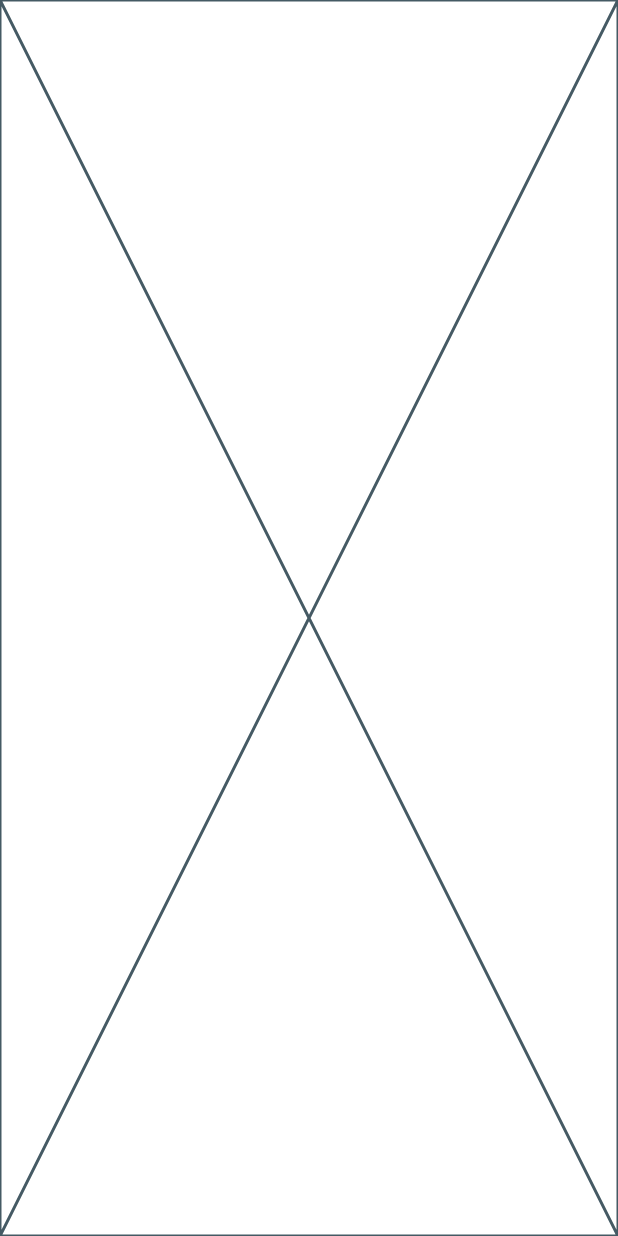
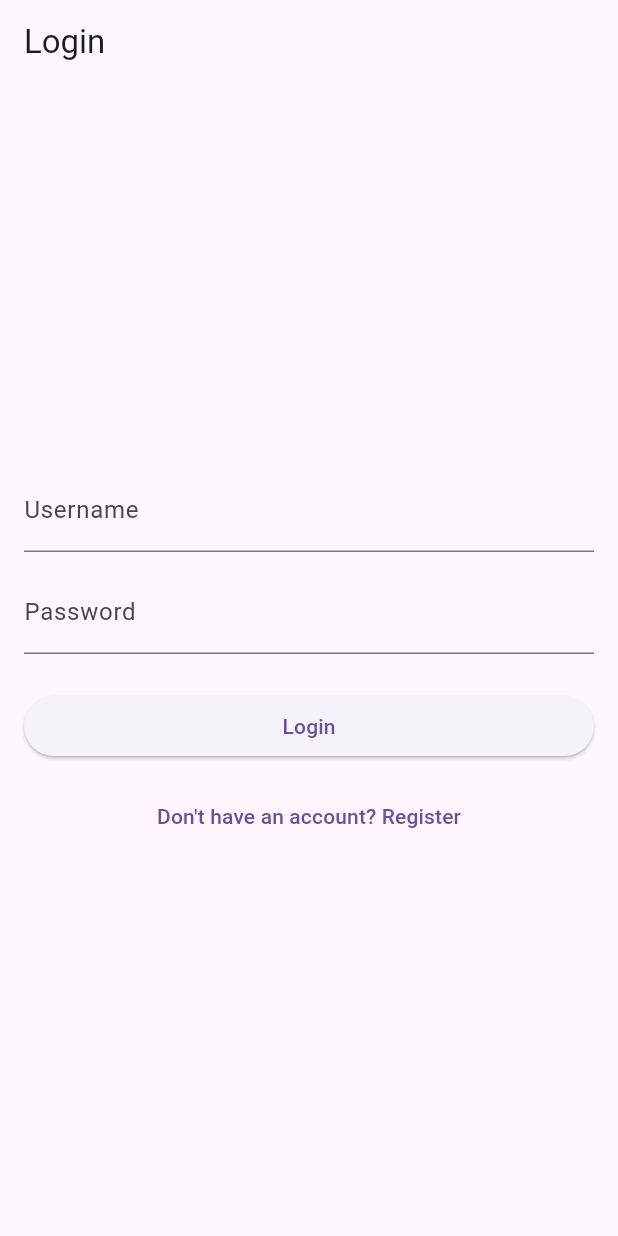
Before and after one commit to rivermaners/Battleships, a Flutter app: the screen it shows after launch, on a phone screen of 412 x 824 dp. Run offline on Flutter 3.47's test engine with Material 3 defaults, Android fonts, the phone set to English and light mode, and no system bars; our stand-ins replace shared_preferences.

Commit message:
Login and Registration Working

```diff
--- /dev/null
+++ b/lib/helpers/database_helper.dart
@@ -0,0 +1,28 @@
+import 'package:shared_preferences/shared_preferences.dart';
+
+class DatabaseHelper {
+  static const String _keyUsername = 'username';
+  static const String _keyPassword = 'password';
+
+  static Future<void> saveUserData(String username, String password) async {
+    final SharedPreferences prefs = await SharedPreferences.getInstance();
+    await prefs.setString(_keyUsername, username);
+    await prefs.setString(_keyPassword, password);
+  }
+
+  static Future<Map<String, String?>> getUserData() async {
+    final SharedPreferences prefs = await SharedPreferences.getInstance();
+    final String? username = prefs.getString(_keyUsername);
+    final String? password = prefs.getString(_keyPassword);
+    return {
+      'username': username,
+      'password': password,
+    };
+  }
+
+  static Future<void> clearUserData() async {
+    final SharedPreferences prefs = await SharedPreferences.getInstance();
+    await prefs.remove(_keyUsername);
+    await prefs.remove(_keyPassword);
+  }
+}
--- a/lib/main.dart
+++ b/lib/main.dart
@@ -1,9 +1,25 @@
 import 'package:flutter/material.dart';
+import 'package:battleships/views/auth/login_screen.dart';
+import 'package:battleships/views/auth/registration_screen.dart';
 
 void main() {
-  runApp(const MaterialApp(
-    debugShowCheckedModeBanner: false,
-    title: 'Battleships',
-    home: Placeholder()
-  ));
+  runApp(const MyApp());
 }
+
+class MyApp extends StatelessWidget {
+  const MyApp({Key? key}) : super(key: key);
+
+  @override
+  Widget build(BuildContext context) {
+    return MaterialApp(
+      debugShowCheckedModeBanner: false,
+      title: 'Battleships',
+      initialRoute: '/', // Specify the initial route
+      routes: {
+        '/': (context) => LoginScreen(),
+        '/registration': (context) => RegistrationScreen(),
+        '/login': (context) => LoginScreen(), // Add the home route
+      },
+    );
+  }
+}
--- /dev/null
+++ b/lib/views/auth/login_screen.dart
@@ -0,0 +1,108 @@
+import 'package:flutter/material.dart';
+import 'package:battleships/helpers/database_helper.dart';
+import 'package:battleships/views/home_screen.dart'; // Import the HomeScreen widget
+
+class LoginScreen extends StatefulWidget {
+  const LoginScreen({Key? key}) : super(key: key);
+
+  @override
+  _LoginScreenState createState() => _LoginScreenState();
+}
+
+class _LoginScreenState extends State<LoginScreen> {
+  final TextEditingController _usernameController = TextEditingController();
+  final TextEditingController _passwordController = TextEditingController();
+
+  String _errorMessage = '';
+
+  Future<void> _login() async {
+    final String username = _usernameController.text;
+    final String password = _passwordController.text;
+
+    if (username.isNotEmpty && password.isNotEmpty) {
+      // Perform login logic here
+      final bool success = await _authenticateUser(username, password);
+
+      if (success) {
+        // Navigate to the home screen if login is successful
+        Navigator.pushReplacement(
+          context,
+          MaterialPageRoute(builder: (context) => HomeScreen()),
+        );
+      } else {
+        setState(() {
+          _errorMessage = 'Invalid username or password.';
+        });
+      }
+    } else {
+      setState(() {
+        _errorMessage = 'Please enter a valid username and password.';
+      });
+    }
+  }
+
+  Future<bool> _authenticateUser(String username, String password) async {
+    // Get user data from local database
+    final userData = await DatabaseHelper.getUserData();
+    final String? storedUsername = userData['username'];
+    final String? storedPassword = userData['password'];
+
+    // Check if the entered username and password match the stored credentials
+    if (username == storedUsername && password == storedPassword) {
+      // Authentication successful
+      return true;
+    } else {
+      // Authentication failed
+      return false;
+    }
+  }
+
+  @override
+  Widget build(BuildContext context) {
+    return Scaffold(
+      appBar: AppBar(
+        title: Text('Login'),
+      ),
+      body: Padding(
+        padding: const EdgeInsets.all(16.0),
+        child: Column(
+          crossAxisAlignment: CrossAxisAlignment.stretch,
+          mainAxisAlignment: MainAxisAlignment.center,
+          children: [
+            if (_errorMessage.isNotEmpty)
+              Text(
+                _errorMessage,
+                style: TextStyle(color: Colors.red),
+              ),
+            TextField(
+              controller: _usernameController,
+              decoration: InputDecoration(
+                labelText: 'Username',
+              ),
+            ),
+            SizedBox(height: 12),
+            TextField(
+              controller: _passwordController,
+              obscureText: true,
+              decoration: InputDecoration(
+                labelText: 'Password',
+              ),
+            ),
+            SizedBox(height: 24),
+            ElevatedButton(
+              onPressed: _login,
+              child: Text('Login'),
+            ),
+            SizedBox(height: 12),
+            TextButton(
+              onPressed: () {
+                Navigator.pushNamed(context, '/registration');
+              },
+              child: Text('Don\'t have an account? Register'),
+            ),
+          ],
+        ),
+      ),
+    );
+  }
+}
```
Also changed, not shown: lib/views/auth/registration_screen.dart (added, +83 -0 lines), lib/views/home_screen.dart (added, +33 -0 lines), pubspec.lock, 1 other file.
